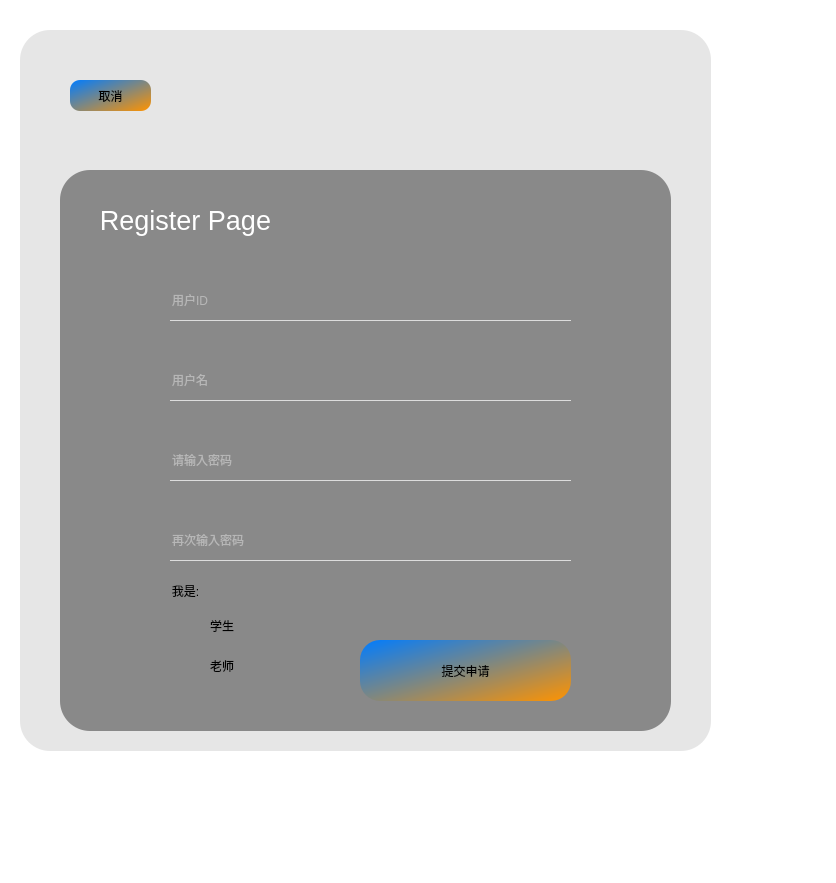
JunWang666/LabNexus, file view/loginPage/registerpage.ui: the form before one commit.
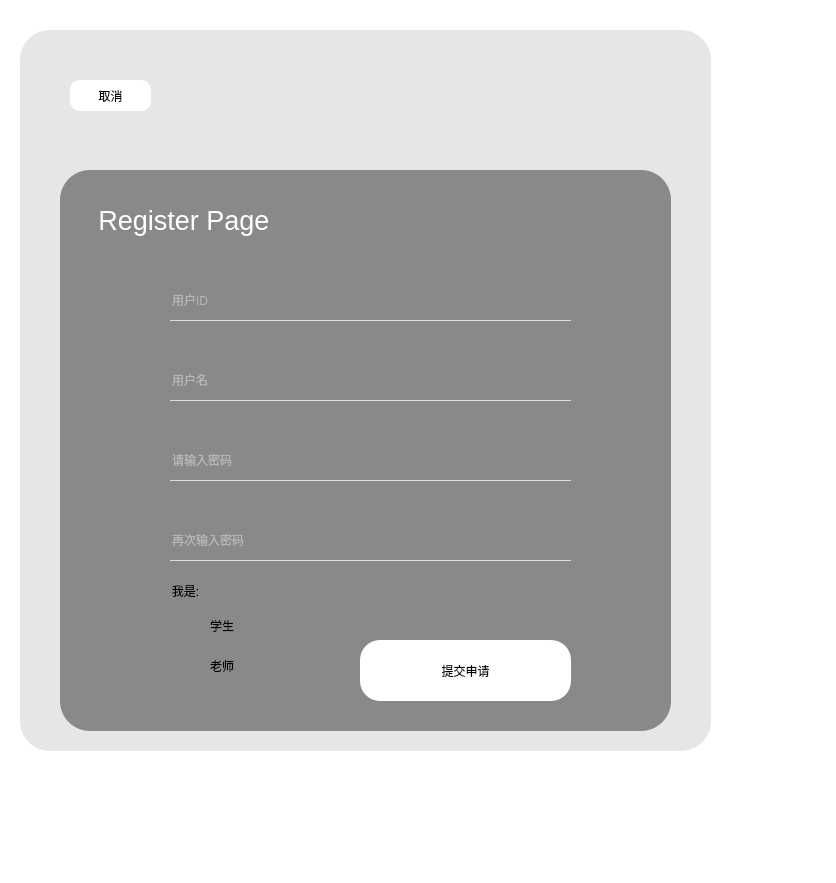
The form after the commit. Icons and pictures are not drawn.

Diff of the .ui file:
```diff
--- a/view/loginPage/registerpage.ui
+++ b/view/loginPage/registerpage.ui
@@ -15,86 +15,87 @@
   </property>
   <property name="styleSheet">
    <string notr="true">*{
-	background-color: rgb(255, 255, 255);
-}
+                background-color: rgb(255, 255, 255);
+                }
 
-QFrame#frame{
-border-radius:30px;
-	background-image: url(:/Register_page.png);
-border-repeat: no-repeat;
-    border-position: center;
+                QFrame#frame{
+                border-radius:30px;
+                background-image: url(:/Register_page.png);
+                border-repeat: no-repeat;
+                border-position: center;
 
-}
+                }
 
-#frame_2{
-border-radius:30px;
-	background-color: rgba(95, 95, 95, 40);
-}
+                #frame_2{
+                border-radius:30px;
+                background-color: rgba(95, 95, 95, 40);
+                }
 
-QLabel#label{
-	background-color: rgba(98, 98, 98, 180);
-border-radius:30px;
-}
-#instructionLabel{
-	color: rgb(255, 255, 255);
-	background-color: rgba(255, 255, 255, 0);
-}
+                QLabel#label{
+                background-color: rgba(98, 98, 98, 180);
+                border-radius:30px;
+                }
+                #instructionLabel{
+                color: rgb(255, 255, 255);
+                background-color: rgba(255, 255, 255, 0);
+                }
 
-#idLineEdit{
-	background-color: rgba(255, 255, 255, 0);
-border:none;
-border-bottom:1px solid rgba(255, 255, 255, 180);
-	color: rgba(255, 255, 255, 200);
-	font: 16pt &quot;Microsoft YaHei UI&quot;;
-}
-#usernameLineEdit{
-	background-color: rgba(255, 255, 255, 0);
-border:none;
-border-bottom:1px solid rgba(255, 255, 255, 180);
-	color: rgba(255, 255, 255, 200);
-	font: 16pt &quot;Microsoft YaHei UI&quot;;
-}
-#passwordLineEdit{
-	background-color: rgba(255, 255, 255, 0);
-border:none;
-border-bottom:1px solid rgba(255, 255, 255, 180);
-	color: rgba(255, 255, 255, 200);
-	font: 16pt &quot;Microsoft YaHei UI&quot;;
-}
+                #idLineEdit{
+                background-color: rgba(255, 255, 255, 0);
+                border:none;
+                border-bottom:1px solid rgba(255, 255, 255, 180);
+                color: rgba(255, 255, 255, 200);
+                font: 16pt &quot;Microsoft YaHei UI&quot;;
+                }
+                #usernameLineEdit{
+                background-color: rgba(255, 255, 255, 0);
+                border:none;
+                border-bottom:1px solid rgba(255, 255, 255, 180);
+                color: rgba(255, 255, 255, 200);
+                font: 16pt &quot;Microsoft YaHei UI&quot;;
+                }
+                #passwordLineEdit{
+                background-color: rgba(255, 255, 255, 0);
+                border:none;
+                border-bottom:1px solid rgba(255, 255, 255, 180);
+                color: rgba(255, 255, 255, 200);
+                font: 16pt &quot;Microsoft YaHei UI&quot;;
+                }
 
-#confirmPasswordLineEdit{
-	background-color: rgba(255, 255, 255, 0);
-border:none;
-border-bottom:1px solid rgba(255, 255, 255, 180);
-	color: rgba(255, 255, 255, 200);
-	font: 16pt &quot;Microsoft YaHei UI&quot;;
-}
+                #confirmPasswordLineEdit{
+                background-color: rgba(255, 255, 255, 0);
+                border:none;
+                border-bottom:1px solid rgba(255, 255, 255, 180);
+                color: rgba(255, 255, 255, 200);
+                font: 16pt &quot;Microsoft YaHei UI&quot;;
+                }
 
-#passwordRequirementLabel{
-	background-color: rgba(255, 255, 255, 0);
-	font: 8pt &quot;Microsoft YaHei UI&quot;;
-	color: rgb(255, 0, 0);
-}
-#roleGroupBox{
-	background-color: rgba(255, 255, 255, 0);
-border-radius:5px;
-}
-#studentRadioButton{
-	background-color: rgba(255, 255, 255, 0);
-font: 14pt &quot;Microsoft YaHei UI&quot;;
-}
-#teacherRadioButton{
-	background-color: rgba(255, 255, 255, 0);
-font: 14pt &quot;Microsoft YaHei UI&quot;;
-}
+                #passwordRequirementLabel{
+                background-color: rgba(255, 255, 255, 0);
+                font: 8pt &quot;Microsoft YaHei UI&quot;;
+                color: rgb(255, 0, 0);
+                }
+                #roleGroupBox{
+                background-color: rgba(255, 255, 255, 0);
+                border-radius:5px;
+                }
+                #studentRadioButton{
+                background-color: rgba(255, 255, 255, 0);
+                font: 14pt &quot;Microsoft YaHei UI&quot;;
+                }
+                #teacherRadioButton{
+                background-color: rgba(255, 255, 255, 0);
+                font: 14pt &quot;Microsoft YaHei UI&quot;;
+                }
 
-#submitButton{
-border-radius:20px;
-	background-color: qlineargradient(spread:pad, x1:0, y1:0, x2:1, y2:1, stop:0 rgba(0, 124, 255, 255), stop:1 rgba(255, 147, 0, 255));
-	font: 20pt &quot;Microsoft YaHei UI&quot;;
-outline:none;
-border:none;
-}
+                #submitButton{
+                border-radius:20px;
+                background-color: qlineargradient(spread:pad, x1:0, y1:0, x2:1, y2:1, stop:0 rgba(0, 124, 255, 255),
+                stop:1 rgba(255, 147, 0, 255));
+                font: 20pt &quot;Microsoft YaHei UI&quot;;
+                outline:none;
+                border:none;
+                }
 
 
 #submitButton:hover{
@@ -117,14 +118,15 @@
 }
 
 
+                #pushButton_cancel{
+                border-radius:10px;
+                background-color: qlineargradient(spread:pad, x1:0, y1:0, x2:1, y2:1, stop:0 rgba(0, 124, 255, 255),
+                stop:1 rgba(255, 147, 0, 255));
+                font: 20pt &quot;Microsoft YaHei UI&quot;;
+                outline:none;
+                border:none;
+                }
 
-#pushButton_cancel{
-border-radius:10px;
-	background-color: qlineargradient(spread:pad, x1:0, y1:0, x2:1, y2:1, stop:0 rgba(0, 124, 255, 255), stop:1 rgba(255, 147, 0, 255));
-	font: 20pt &quot;Microsoft YaHei UI&quot;;
-outline:none;
-border:none;
-}
 
 
 #pushButton_cancel:hover{
@@ -135,16 +137,17 @@
 border:none;
 }
 
-
-#pushButton_cancel:pressed{
-border-radius:10px;
-background-color: qlineargradient(spread:pad, x1:0, y1:0, x2:0.997, y2:1, stop:0 rgba(0, 30, 255, 255), stop:1 rgba(255, 104, 0, 255));
-padding-top:5px;
-padding-left:5px;
-	font: 20pt &quot;Microsoft YaHei UI&quot;;
-outline:none;
-border:none;
-}</string>
+                #pushButton_cancel:pressed{
+                border-radius:10px;
+                background-color: qlineargradient(spread:pad, x1:0, y1:0, x2:0.997, y2:1, stop:0 rgba(0, 30, 255, 255),
+                stop:1 rgba(255, 104, 0, 255));
+                padding-top:5px;
+                padding-left:5px;
+                font: 20pt &quot;Microsoft YaHei UI&quot;;
+                outline:none;
+                border:none;
+                }
+            </string>
   </property>
   <widget class="QFrame" name="frame">
    <property name="geometry">
@@ -205,7 +208,9 @@
       </rect>
      </property>
      <property name="text">
-      <string>&lt;html&gt;&lt;head/&gt;&lt;body&gt;&lt;p align=&quot;center&quot;&gt;&lt;span style=&quot; font-size:20pt;&quot;&gt;Register Page&lt;/span&gt;&lt;/p&gt;&lt;/body&gt;&lt;/html&gt;</string>
+                        <string>&lt;html&gt;&lt;head/&gt;&lt;body&gt;&lt;p align=&quot;center&quot;&gt;&lt;span style=&quot;
+                            font-size:20pt;&quot;&gt;Register Page&lt;/span&gt;&lt;/p&gt;&lt;/body&gt;&lt;/html&gt;
+                        </string>
      </property>
     </widget>
     <widget class="QLineEdit" name="idLineEdit">
```
Left out of the diff: 53 changed lines with no effect on the pictures. Lines whose indentation alone changed are shown as unchanged.
